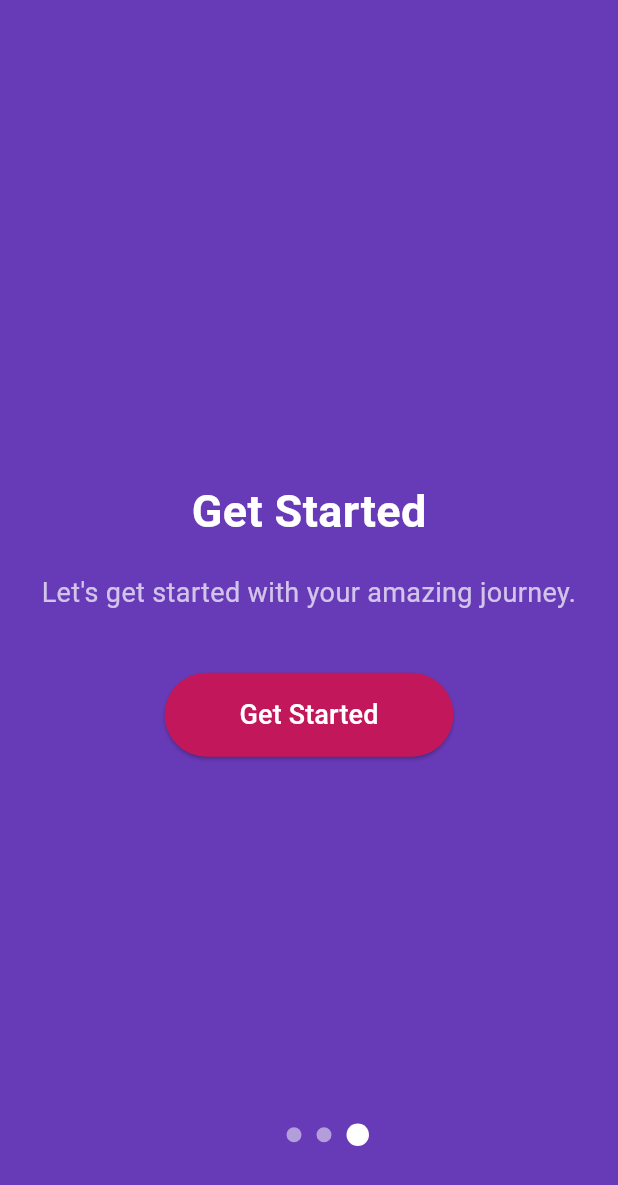
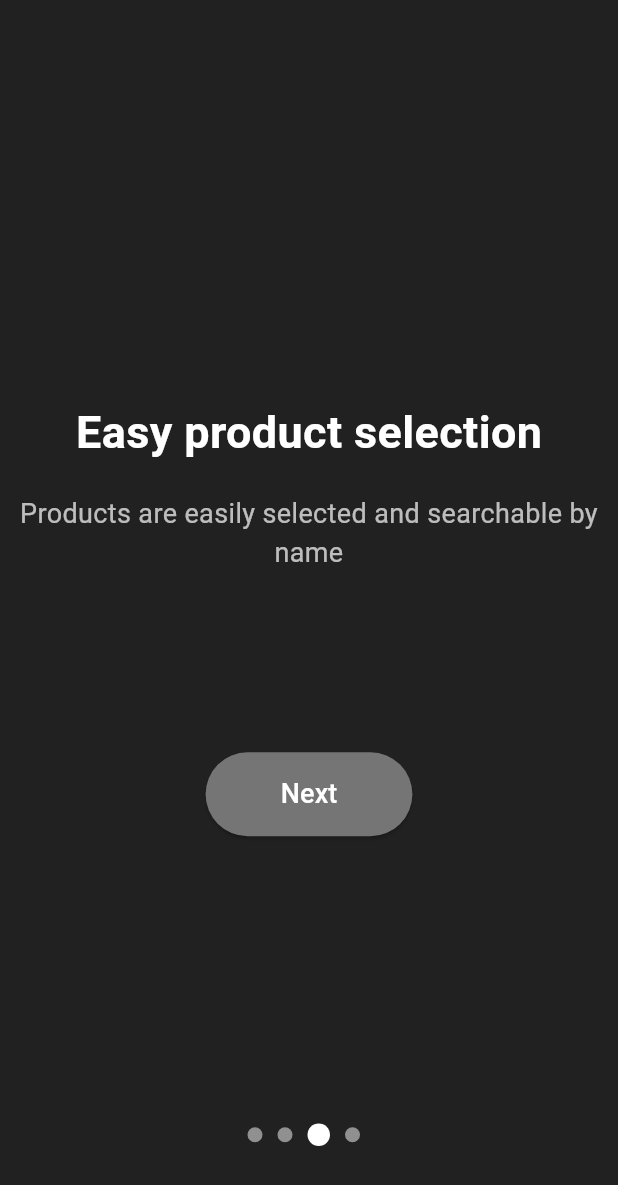
Before and after one commit to SmartMobile-IndividualProject/GroceryRouter, a Flutter app: the screen it shows after launch, swiped to page 3, on a phone screen of 412 x 824 dp. Shown: the top 1185 px of the screen. Run offline on Flutter 3.47's test engine with Material 3 defaults, Android fonts, the phone set to English and light mode, and no system bars.

Commit message:
onboarding less empty

```diff
--- a/lib/components/home_screen.dart
+++ b/lib/components/home_screen.dart
@@ -9,7 +9,7 @@ class FirstScreen extends StatelessWidget {
   Widget build(BuildContext context) {
     return const Scaffold(
       //appBar: AppBar(title: Text('First Screen')),
-      body: Center(child: Text('This is the First Screen')),
+      body: Center(child: Text('This is the Home page')),
     );
   }
 }
@@ -19,7 +19,7 @@ class ThirdScreen extends StatelessWidget {
   Widget build(BuildContext context) {
     return const Scaffold(
       //appBar: AppBar(title: Text('Third Screen')),
-      body: Center(child: Text('This is the Third Screen')),
+      body: Center(child: Text('This is the Settings page')),
     );
   }
 }
@@ -51,7 +51,7 @@ class _HomeScreenState extends State<HomeScreen> {
   @override
   Widget build(BuildContext context) {
     return Scaffold(
-      appBar: AppBar(title: Text('Home Screen')),
+      appBar: AppBar(title: Text('GroceryRouter')),
       body: _screens[_selectedIndex], // Display screen based on selected index
       bottomNavigationBar: BottomNavigationBar(
         currentIndex: _selectedIndex,
--- a/lib/components/onboarding.dart
+++ b/lib/components/onboarding.dart
@@ -12,7 +12,7 @@ class _OnboardingState extends State<Onboarding> {
 
   // Move to the next page programmatically
   void _goToNextPage() {
-    if (_currentPage < 2) {
+    if (_currentPage < 3) {
       _pageController.nextPage(
         duration: Duration(milliseconds: 300),
         curve: Curves.ease,
@@ -43,20 +43,35 @@ class _OnboardingState extends State<Onboarding> {
             },
             children: [
               OnboardingPage(
-                title: 'Welcome to App',
-                description: 'This is the first step of the onboarding process.',
-                color: Colors.deepPurple,
+                title: 'Welcome to GroceryRouter',
+                description: 'Never get lost finding products in the supermarket again',
+                color: Colors.black87,
+                showButton: true,
+                buttonValue: 'Next',
+                onButtonPressed: _goToNextPage,
               ),
               OnboardingPage(
-                title: 'Easy Navigation',
-                description: 'Navigate through the app with ease.',
-                color: Colors.deepPurple,
+                title: 'Multiple maps',
+                description: 'Switch through different maps depending on the supermarket you\'re visiting or planning to visit',
+                color: Colors.black87,
+                showButton: true,
+                buttonValue: 'Next',
+                onButtonPressed: _goToNextPage,
               ),
               OnboardingPage(
-                title: 'Get Started',
-                description: 'Let\'s get started with your amazing journey.',
-                color: Colors.deepPurple,
+                title: 'Easy product selection',
+                description: 'Products are easily selected and searchable by name',
+                color: Colors.black87,
                 showButton: true,
+                buttonValue: 'Next',
+                onButtonPressed: _goToNextPage,
+              ),
+              OnboardingPage(
+                title: 'Easy product selection',
+                description: 'Products are easily selected and searchable by name',
+                color: Colors.black87,
+                showButton: true,
+                buttonValue: 'Done',
                 onButtonPressed: _goToHomePage,
               ),
             ],
@@ -64,10 +79,10 @@ class _OnboardingState extends State<Onboarding> {
           // Page Indicator
           Positioned(
             bottom: 60,
-            left: MediaQuery.of(context).size.width / 2 - 20,
+            left: MediaQuery.of(context).size.width / 2 - 46,
             child: Row(
               mainAxisAlignment: MainAxisAlignment.center,
-              children: List.generate(3, (index) {
+              children: List.generate(4, (index) {
                 bool isActive = _currentPage == index;
                 return Container(
                   margin: EdgeInsets.symmetric(horizontal: 5),
@@ -94,6 +109,7 @@ class OnboardingPage extends StatelessWidget {
   final String description;
   final Color color;
   final bool showButton;
+  final String buttonValue;
   final VoidCallback? onButtonPressed;
 
   OnboardingPage({
@@ -101,6 +117,7 @@ class OnboardingPage extends StatelessWidget {
     required this.description,
     required this.color,
     this.showButton = false,
+    required this.buttonValue,
     this.onButtonPressed,
   });
 
@@ -131,16 +148,16 @@ class OnboardingPage extends StatelessWidget {
               ),
             ),
             if (showButton) ...[
-              SizedBox(height: 40),
+              SizedBox(height: 120),
               ElevatedButton(
                 onPressed: onButtonPressed,
                 child: Text(
-                  "Get Started",
+                  buttonValue,
                   style: TextStyle(fontSize: 18),
                 ),
                 style: ElevatedButton.styleFrom(
                   foregroundColor: Colors.white,
-                  backgroundColor: Colors.pink[700],
+                  backgroundColor: Colors.grey[600],
                   padding: EdgeInsets.symmetric(horizontal: 50, vertical: 15),
                 ),
               ),
--- a/pubspec.yaml
+++ b/pubspec.yaml
@@ -16,7 +16,7 @@ publish_to: 'none' # Remove this line if you wish to publish to pub.dev
 # https://developer.apple.com/library/archive/documentation/General/Reference/InfoPlistKeyReference/Articles/CoreFoundationKeys.html
 # In Windows, build-name is used as the major, minor, and patch parts
 # of the product and file versions while build-number is used as the build suffix.
-version: 1.0.0+1
+version: 1.0.1+2
 
 environment:
   sdk: ^3.5.3
```
Also changed, not shown: 1 other file.
